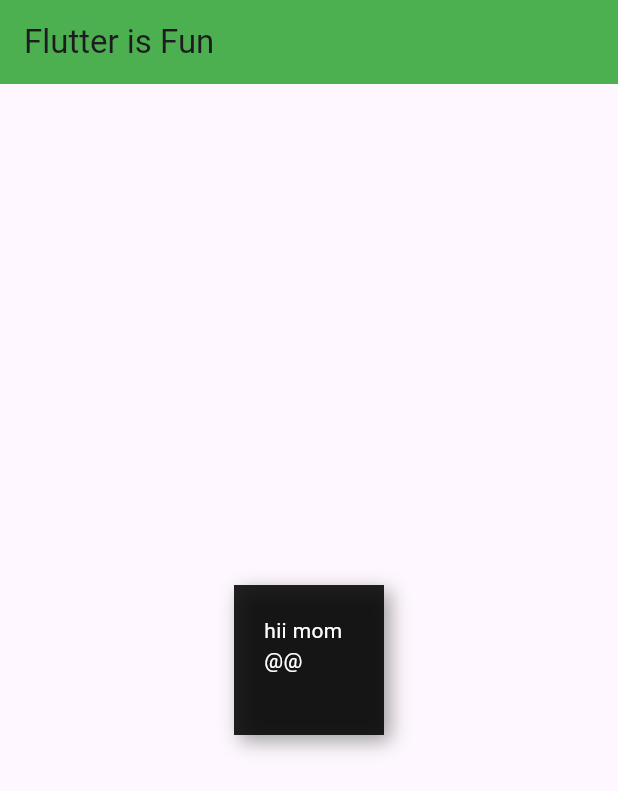
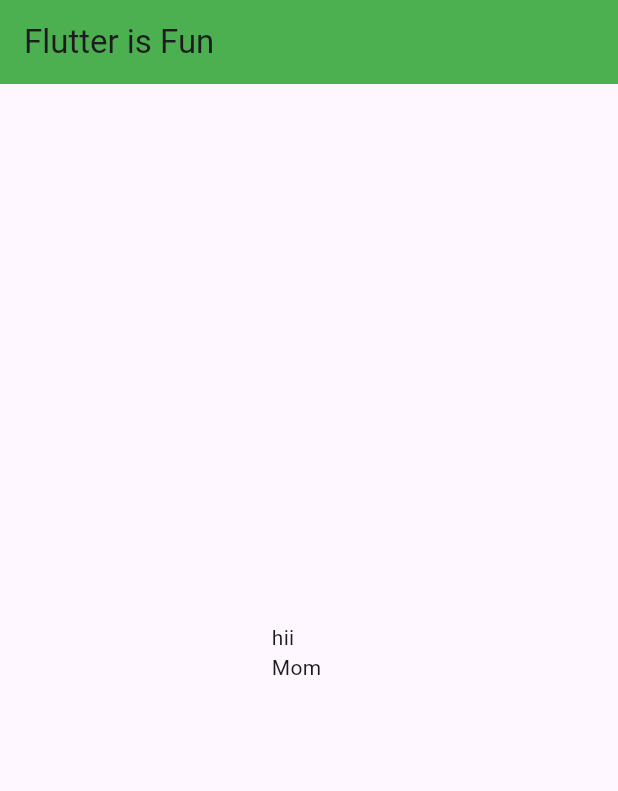
Before and after one commit to Arvindkr123/flutter_application_1, a Flutter app: the screen it shows after launch, on a phone screen of 412 x 824 dp. Shown: the top 791 px of the screen. Run offline on Flutter 3.47's test engine with Material 3 defaults, Android fonts, the phone set to English and light mode, and no system bars.

Commit message:
added sizedbox instead of using container

```diff
--- a/lib/main.dart
+++ b/lib/main.dart
@@ -17,26 +17,11 @@ class MyApp extends StatelessWidget {
           title: const Text('Flutter is Fun'),
         ),
         body: Center(
-          child: Container(
-            margin: const EdgeInsets.all(100),
-            padding: const EdgeInsets.all(20),
-            width: 100,
-            height: 100,
-            decoration: const BoxDecoration(
-              color: Colors.black87,
-              boxShadow: [
-                BoxShadow(
-                  color: Colors.grey,
-                  offset: Offset(4, 4),
-                  blurRadius: 10,
-                ),
-              ],
-            ),
-            child: const Text(
-              'hii mom @@',
-              style: TextStyle(color: Colors.white),
-            ),
-          ),
+          child: SizedBox(
+            child: Text('hii Mom'),
+            height: 50,
+            width: 50,
+          )
         ),
       ),
     );
```
